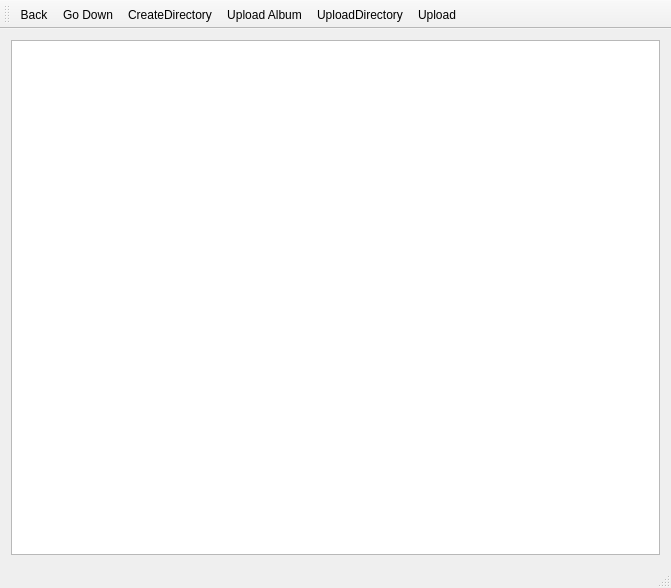
whoozle/android-file-transfer-linux, file qt/mainwindow.ui: the form before one commit.
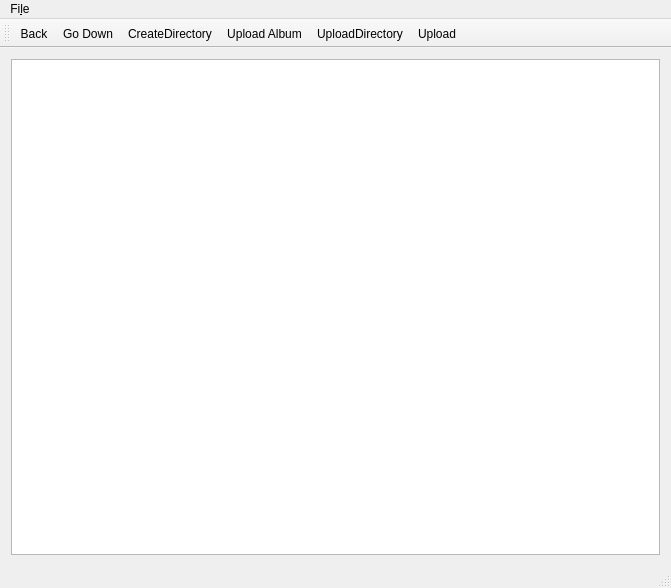
The form after the commit. Icons and pictures are not drawn.

Commit message: moved actions into main window

What changed in the file:
```diff
--- a/qt/mainwindow.ui
+++ b/qt/mainwindow.ui
@@ -43,9 +43,20 @@
      <x>0</x>
      <y>0</y>
      <width>671</width>
-     <height>32</height>
+     <height>26</height>
     </rect>
    </property>
+   <widget class="QMenu" name="menuFile">
+    <property name="title">
+     <string>Fi&amp;le</string>
+    </property>
+    <addaction name="actionRename"/>
+    <addaction name="actionDownload"/>
+    <addaction name="actionDelete"/>
+    <addaction name="separator"/>
+    <addaction name="actionExit"/>
+   </widget>
+   <addaction name="menuFile"/>
   </widget>
   <widget class="QToolBar" name="mainToolBar">
    <attribute name="toolBarArea">
```
Left out of the diff: 70 changed lines with no effect on the pictures. The commit also changes 1 other file.
